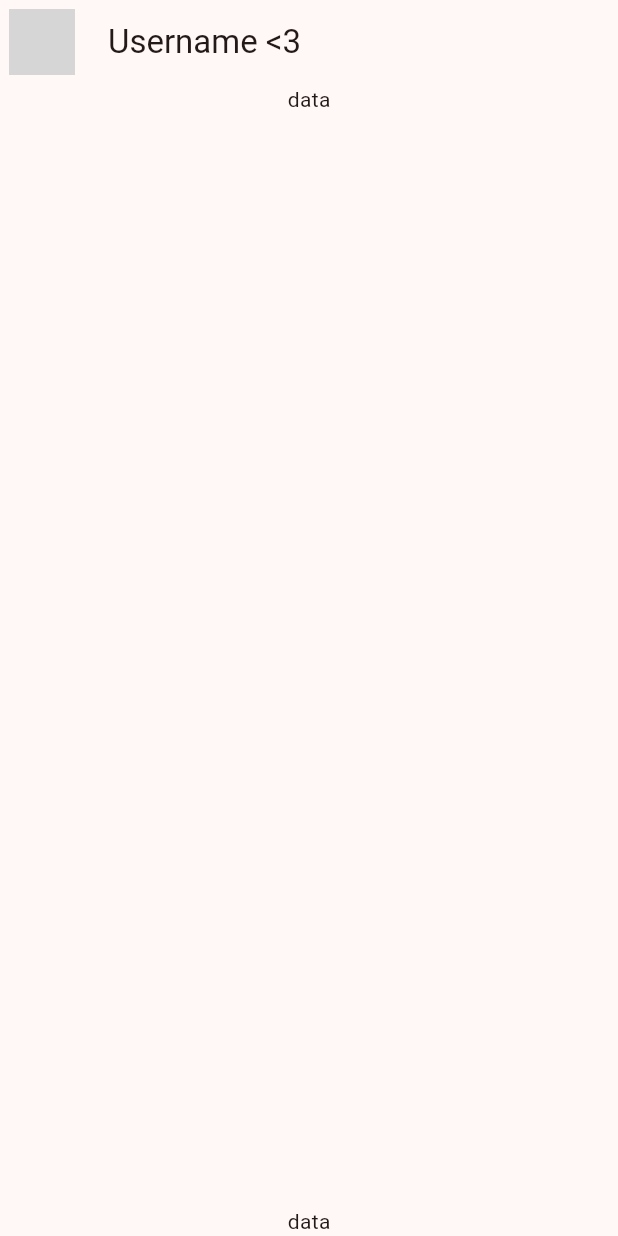
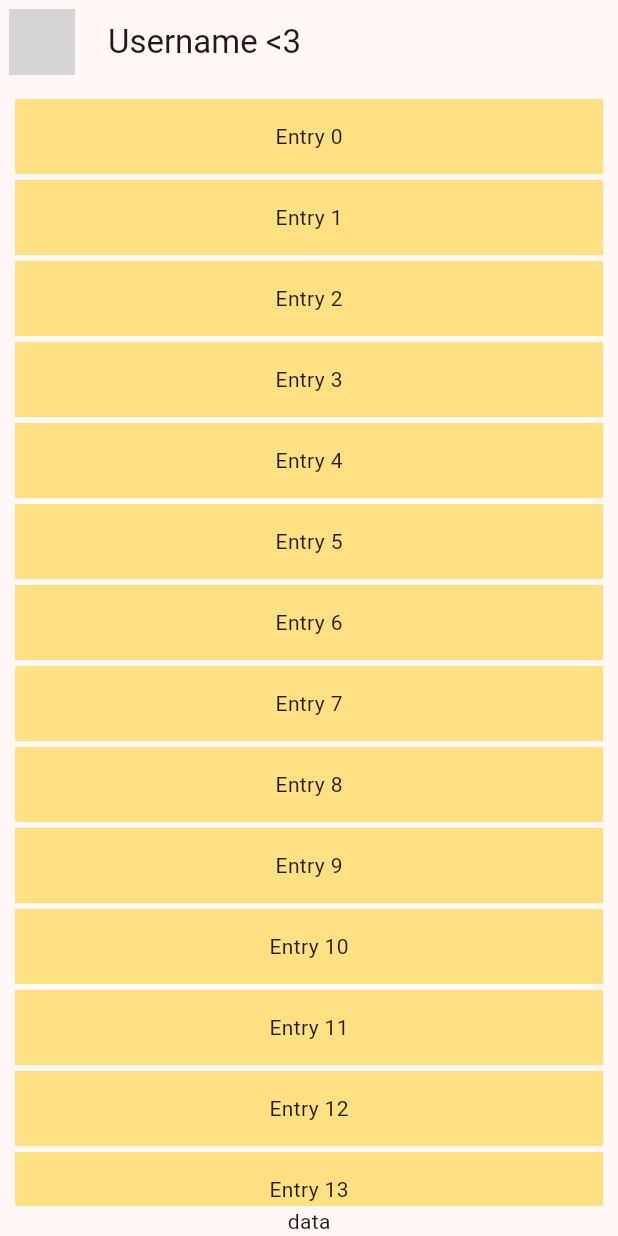
Before and after one commit to jenntenem/chat_flutter_practice, a Flutter app: the screen it shows after launch, on a phone screen of 412 x 824 dp. Run offline on Flutter 3.47's test engine with Material 3 defaults, Android fonts, the phone set to English and light mode, and no system bars; network calls fail; grey boxes are pictures that could not be loaded.

Commit message:
Chat Area Added

```diff
--- a/lib/presentation/screen/chat/chat.screen.dart
+++ b/lib/presentation/screen/chat/chat.screen.dart
@@ -1,4 +1,5 @@
 import 'package:flutter/material.dart';
+import 'package:chat_flutter_practice/presentation/widgets/shared/chat_list.dart';
 
 class ChatScreen extends StatefulWidget {
   const ChatScreen({super.key});
@@ -31,9 +32,7 @@ class _ChatView extends StatelessWidget {
     return const SafeArea(
         child: Column(children: <Widget>[
       // CHAT AREA
-      Expanded(
-        child: Text("data"),
-      ),
+      Expanded(child: ChatList()),
       // INPUT AREA
       Center(child: Text("data")),
     ]));
--- /dev/null
+++ b/lib/presentation/widgets/shared/chat_list.dart
@@ -0,0 +1,21 @@
+import 'package:flutter/material.dart';
+
+class ChatList extends StatelessWidget {
+  const ChatList({Key? key}) : super(key: key);
+
+  @override
+  Widget build(BuildContext context) {
+    return ListView.builder(
+      padding: const EdgeInsets.all(8),
+      itemCount: 100,
+      itemBuilder: (context, index) {
+        return Container(
+          height: 50,
+          margin: const EdgeInsets.all(2),
+          color: Colors.amber[200],
+          child: Center(child: Text('Entry $index')),
+        );
+      },
+    );
+  }
+}
```
